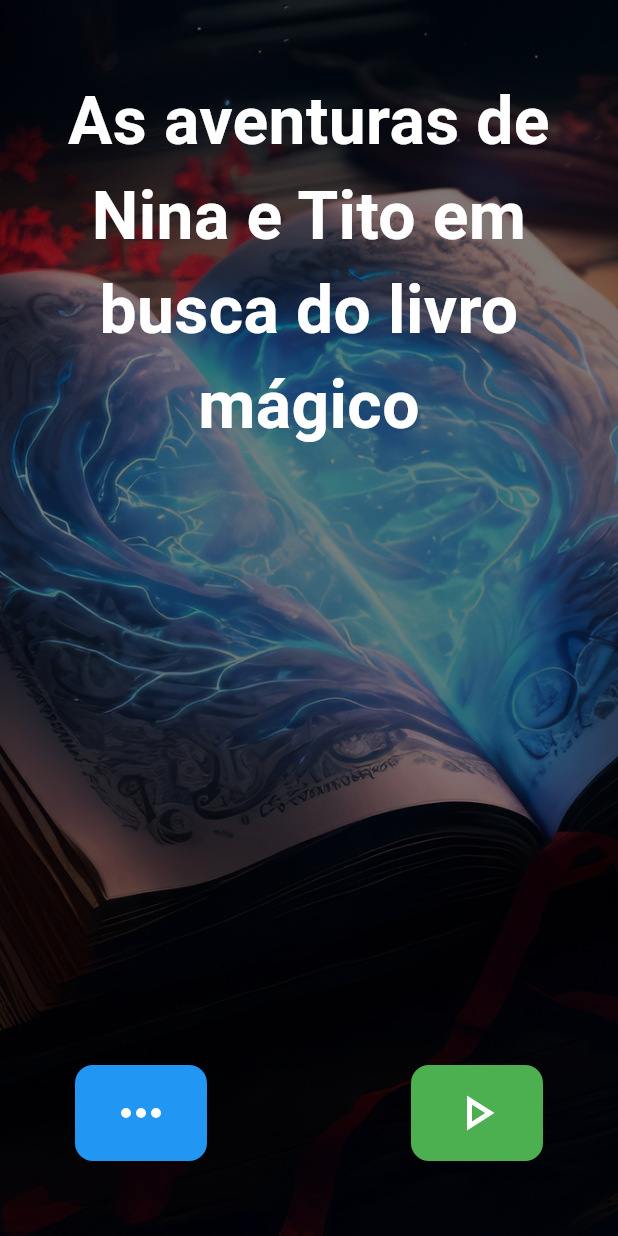
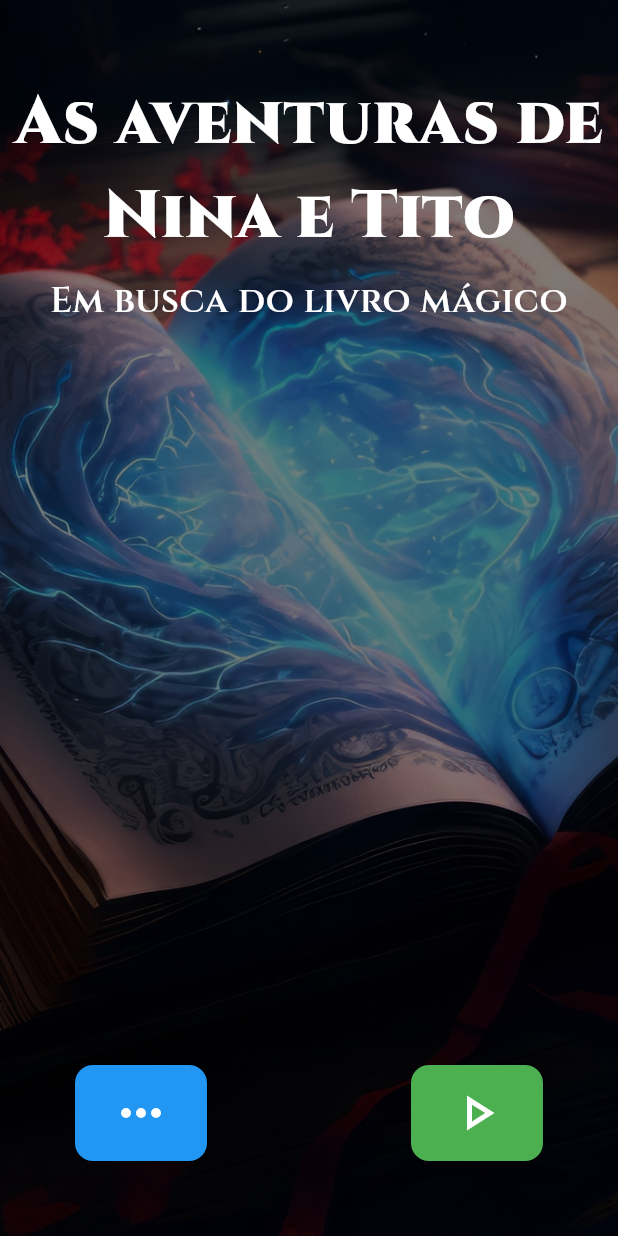
Before and after one commit to jgdlago/nina-tito-magic-book, a Flutter app: the screen it shows after launch, on a phone screen of 412 x 824 dp. Run offline on Flutter 3.47's test engine with Material 3 defaults, Android fonts, the phone set to English and light mode, and no system bars; our stand-ins replace flutter_svg, google_fonts; missing offline and left inert: flame.

Commit message:
:sparkles: feat(public): fontes

```diff
--- a/lib/main_menu.dart
+++ b/lib/main_menu.dart
@@ -32,14 +32,29 @@ class MainMenu extends StatelessWidget {
               alignment: Alignment.topCenter,
               child: Padding(
                 padding: const EdgeInsets.only(top: 50.0),
-                child: Text(
-                  'As aventuras de Nina e Tito em busca do livro mágico',
-                  style: GoogleFonts.londrinaShadow(
-                    fontSize: 44,
-                    color: Colors.white,
-                    fontWeight: FontWeight.bold,
-                  ),
-                  textAlign: TextAlign.center,
+                child: Column(
+                  mainAxisSize: MainAxisSize.min,
+                  children: [
+                    Text(
+                      'As aventuras de Nina e Tito',
+                      style: GoogleFonts.cinzel(
+                        fontSize: 44,
+                        color: Colors.white,
+                        fontWeight: FontWeight.w900,
+                      ),
+                      textAlign: TextAlign.center,
+                    ),
+                    const SizedBox(height: 8),
+                    Text(
+                      'Em busca do livro mágico',
+                      style: GoogleFonts.cinzel(
+                        fontSize: 24,
+                        color: Colors.white,
+                        fontWeight: FontWeight.w600,
+                      ),
+                      textAlign: TextAlign.center,
+                    ),
+                  ],
                 ),
               ),
             ),
```
